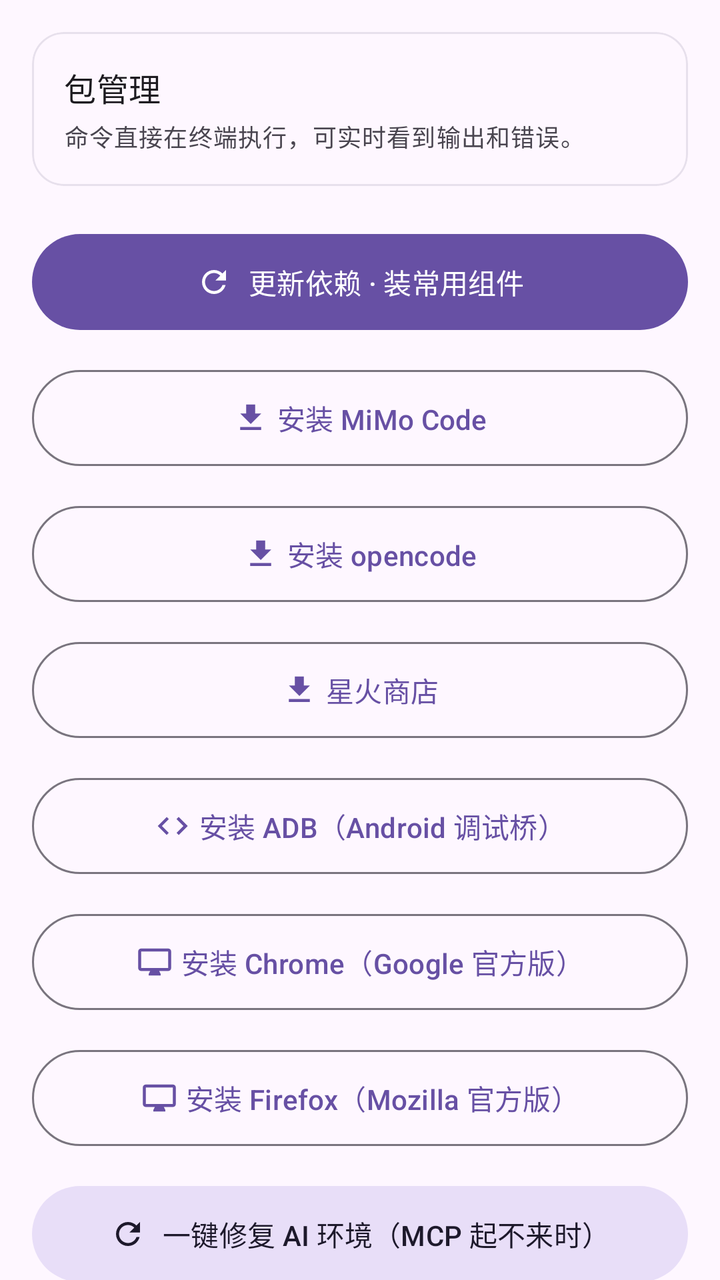
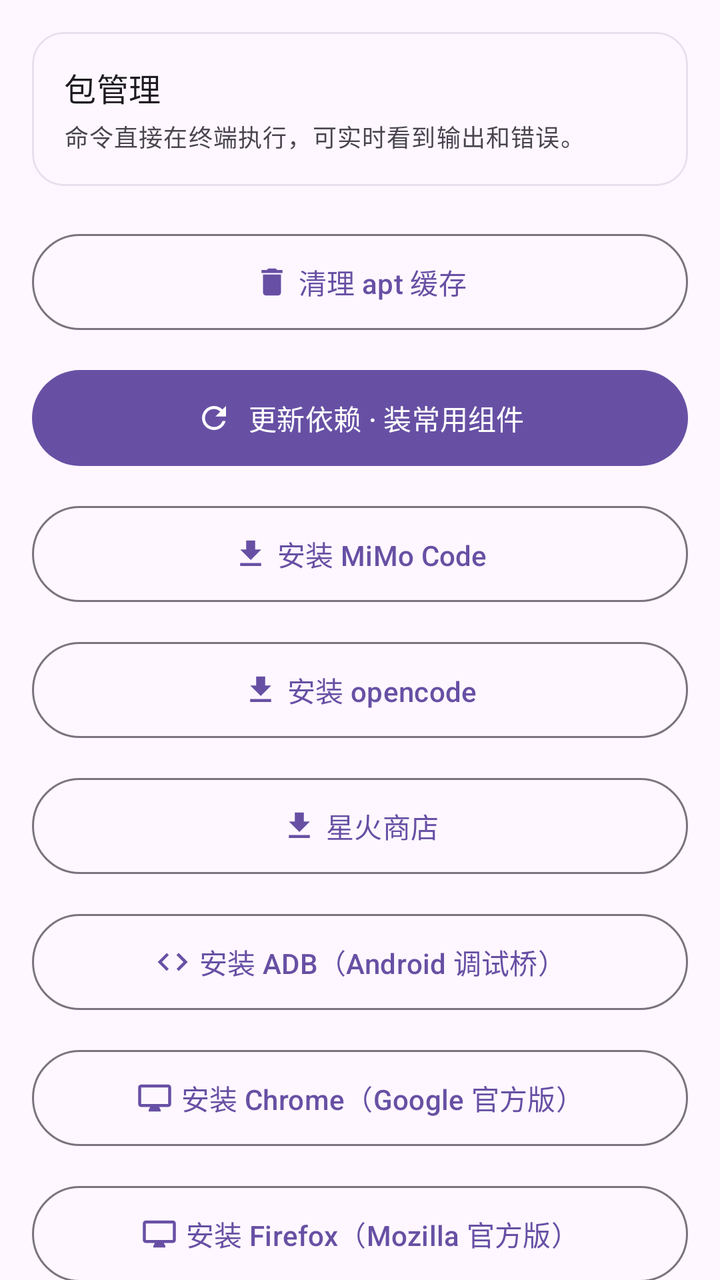

Screens rendered from an Android XML layout before and after an edit, with the pre-edit source and the edit as a unified diff.
<!-- AndroidManifest.xml: application theme Theme.CodeTool.Starting -->
<!-- res/layout/fragment_packages.xml -->
<?xml version="1.0" encoding="utf-8"?>
<ScrollView xmlns:android="http://schemas.android.com/apk/res/android"
    xmlns:app="http://schemas.android.com/apk/res-auto"
    android:layout_width="match_parent"
    android:layout_height="match_parent"
    android:background="?android:attr/colorBackground"
    android:scrollbars="none"
    android:fillViewport="true">

    <LinearLayout
        android:layout_width="match_parent"
        android:layout_height="wrap_content"
        android:orientation="vertical"
        android:padding="16dp">

        <com.google.android.material.card.MaterialCardView
            android:layout_width="match_parent"
            android:layout_height="wrap_content"
            app:cardCornerRadius="16dp"
            app:cardElevation="0dp"
            app:strokeWidth="1dp"
            app:strokeColor="?attr/colorSurfaceVariant">

            <LinearLayout
                android:layout_width="match_parent"
                android:layout_height="wrap_content"
                android:orientation="vertical"
                android:padding="16dp">

                <com.google.android.material.textview.MaterialTextView
                    android:layout_width="wrap_content"
                    android:layout_height="wrap_content"
                    android:text="包管理"
                    android:textAppearance="?attr/textAppearanceTitleMedium"
                    android:textColor="?attr/colorOnSurface" />

                <com.google.android.material.textview.MaterialTextView
                    android:layout_width="match_parent"
                    android:layout_height="wrap_content"
                    android:layout_marginTop="4dp"
                    android:text="命令直接在终端执行，可实时看到输出和错误。"
                    android:textAppearance="?attr/textAppearanceBodySmall"
                    android:textColor="?attr/colorOnSurfaceVariant" />
            </LinearLayout>
        </com.google.android.material.card.MaterialCardView>

        <com.google.android.material.button.MaterialButton
            android:id="@+id/btnUpdate"
            android:layout_width="match_parent"
            android:layout_height="56dp"
            android:layout_marginTop="20dp"
            android:text="更新依赖 · 装常用组件"
            app:icon="@drawable/ic_refresh"
            app:iconGravity="textStart" />

        <com.google.android.material.button.MaterialButton
            android:id="@+id/btnMimo"
            style="@style/Widget.Material3.Button.OutlinedButton"
            android:layout_width="match_parent"
            android:layout_height="56dp"
            android:layout_marginTop="12dp"
            android:text="安装 MiMo Code"
            app:icon="@drawable/ic_download"
            app:iconGravity="textStart" />

        <com.google.android.material.button.MaterialButton
            android:id="@+id/btnOpencode"
            style="@style/Widget.Material3.Button.OutlinedButton"
            android:layout_width="match_parent"
            android:layout_height="56dp"
            android:layout_marginTop="12dp"
            android:text="安装 opencode"
            app:icon="@drawable/ic_download"
            app:iconGravity="textStart" />

        <com.google.android.material.button.MaterialButton
            android:id="@+id/btnSpark"
            style="@style/Widget.Material3.Button.OutlinedButton"
            android:layout_width="match_parent"
            android:layout_height="56dp"
            android:layout_marginTop="12dp"
            android:text="星火商店"
            app:icon="@drawable/ic_download"
            app:iconGravity="textStart" />

        

        
        <com.google.android.material.button.MaterialButton
            android:id="@+id/btnAdbInstall"
            style="@style/Widget.Material3.Button.OutlinedButton"
            android:layout_width="match_parent"
            android:layout_height="56dp"
            android:layout_marginTop="12dp"
            android:text="安装 ADB（Android 调试桥）"
            app:icon="@drawable/ic_code"
            app:iconGravity="textStart" />

        <com.google.android.material.button.MaterialButton
            android:id="@+id/btnChromeInstall"
            style="@style/Widget.Material3.Button.OutlinedButton"
            android:layout_width="match_parent"
            android:layout_height="56dp"
            android:layout_marginTop="12dp"
            android:text="安装 Chrome（Google 官方版）"
            app:icon="@drawable/ic_display"
            app:iconGravity="textStart" />

        <com.google.android.material.button.MaterialButton
            android:id="@+id/btnFirefoxInstall"
            style="@style/Widget.Material3.Button.OutlinedButton"
            android:layout_width="match_parent"
            android:layout_height="56dp"
            android:layout_marginTop="12dp"
            android:text="安装 Firefox（Mozilla 官方版）"
            app:icon="@drawable/ic_display"
            app:iconGravity="textStart" />

        
        <com.google.android.material.button.MaterialButton
            android:id="@+id/btnEnvFix"
            style="@style/Widget.Material3.Button.TonalButton"
            android:layout_width="match_parent"
            android:layout_height="56dp"
            android:layout_marginTop="12dp"
            android:text="一键修复 AI 环境（MCP 起不来时）"
            app:icon="@drawable/ic_refresh"
            app:iconGravity="textStart" />

        <com.google.android.material.textview.MaterialTextView
            android:layout_width="match_parent"
            android:layout_height="wrap_content"
            android:layout_marginTop="16dp"
            android:text="提示：安装 MiMo Code 需要容器能联网；如果 curl 不存在会先自动安装。\n星火商店是社区驱动的 Linux 应用商店，提供大量 arm64 原生应用。安装后点「启动星火商店」即可在合成器里显示 GUI。\nADB：容器里直接调用 Android 调试桥（共享本机网络），配合开发者选项的「无线调试」用 127.0.0.1:&lt;端口&gt; 连接本机。\n更新依赖：apt-get update &amp;&amp; apt-get -y upgrade"
            android:textAppearance="?attr/textAppearanceBodySmall"
            android:textColor="?attr/colorOnSurfaceVariant" />

    </LinearLayout>
</ScrollView>
<!-- resources referenced by this layout -->
<resources>
  <!-- drawable ic_code (drawable) -->
  <vector xmlns:android="http://schemas.android.com/apk/res/android"
      android:width="20dp"
      android:height="20dp"
      android:viewportWidth="24"
      android:viewportHeight="24">
      <path
          android:fillColor="#FF000000"
          android:pathData="M9.4,16.6L4.8,12l4.6,-4.6L8,6l-6,6 6,6 1.4,-1.4zM14.6,16.6l4.6,-4.6 -4.6,-4.6L16,6l6,6 -6,6 -1.4,-1.4z" />
  </vector>
  <!-- drawable ic_display (drawable) -->
  <vector xmlns:android="http://schemas.android.com/apk/res/android"
      android:width="24dp" android:height="24dp"
      android:viewportWidth="24" android:viewportHeight="24"
      android:tint="?attr/colorControlNormal">
      <path android:fillColor="@android:color/white"
          android:pathData="M21,3H3C1.9,3 1,3.9 1,5v11c0,1.1 0.9,2 2,2h6l-1,2v1h8v-1l-1,-2h6c1.1,0 2,-0.9 2,-2V5C23,3.9 22.1,3 21,3zM21,16H3V5h18V16z"/>
  </vector>
  <!-- drawable ic_download (drawable) -->
  <vector xmlns:android="http://schemas.android.com/apk/res/android"
      android:width="24dp"
      android:height="24dp"
      android:viewportWidth="24"
      android:viewportHeight="24"
      android:tint="?attr/colorControlNormal">
      <path
          android:fillColor="@android:color/white"
          android:pathData="M19,9h-4V3H9v6H5l7,7 7,-7zM5,18v2h14v-2H5z" />
  </vector>
  <!-- drawable ic_refresh (drawable) -->
  <vector xmlns:android="http://schemas.android.com/apk/res/android"
      android:width="24dp"
      android:height="24dp"
      android:viewportWidth="24"
      android:viewportHeight="24"
      android:tint="?attr/colorControlNormal">
      <path
          android:fillColor="@android:color/white"
          android:pathData="M17.65,6.35C16.2,4.9 14.21,4 12,4c-4.42,0 -7.99,3.58 -7.99,8s3.57,8 7.99,8c3.73,0 6.84,-2.55 7.73,-6h-2.08c-0.82,2.33 -3.04,4 -5.65,4 -3.31,0 -6,-2.69 -6,-6s2.69,-6 6,-6c1.66,0 3.14,0.69 4.22,1.78L13,11h7V4l-2.35,2.35z" />
  </vector>
  <style name="Theme.CodeTool.Starting" parent="Theme.Material3.DayNight.NoActionBar">
          <item name="android:windowBackground">?android:colorBackground</item>
          <item name="android:statusBarColor" tools:targetApi="l">?android:colorBackground</item>
      </style>
</resources>

<!-- the commit's change to res/layout/fragment_packages.xml (unified diff, before → after) -->
@@ -45,10 +45,20 @@
         </com.google.android.material.card.MaterialCardView>
 
         <com.google.android.material.button.MaterialButton
+            android:id="@+id/btnAptClean"
+            style="@style/Widget.Material3.Button.OutlinedButton"
+            android:layout_width="match_parent"
+            android:layout_height="56dp"
+            android:layout_marginTop="20dp"
+            android:text="清理 apt 缓存"
+            app:icon="@drawable/ic_delete"
+            app:iconGravity="textStart" />
+
+        <com.google.android.material.button.MaterialButton
             android:id="@+id/btnUpdate"
             android:layout_width="match_parent"
             android:layout_height="56dp"
-            android:layout_marginTop="20dp"
+            android:layout_marginTop="12dp"
             android:text="更新依赖 · 装常用组件"
             app:icon="@drawable/ic_refresh"
             app:iconGravity="textStart" />
<!-- resource entries referenced after the edit -->
@@ -9,6 +9,14 @@
       <path
           android:fillColor="#FF000000"
           android:pathData="M9.4,16.6L4.8,12l4.6,-4.6L8,6l-6,6 6,6 1.4,-1.4zM14.6,16.6l4.6,-4.6 -4.6,-4.6L16,6l6,6 -6,6 -1.4,-1.4z" />
+  </vector>
+  <!-- drawable ic_delete (drawable) -->
+  <vector xmlns:android="http://schemas.android.com/apk/res/android"
+      android:width="24dp" android:height="24dp"
+      android:viewportWidth="24" android:viewportHeight="24"
+      android:tint="?attr/colorControlNormal">
+      <path android:fillColor="@android:color/white"
+          android:pathData="M6,19c0,1.1 0.9,2 2,2h8c1.1,0 2,-0.9 2,-2V7H6v12zM19,4h-3.5l-1,-1h-5l-1,1H5v2h14V4z"/>
   </vector>
   <!-- drawable ic_display (drawable) -->
   <vector xmlns:android="http://schemas.android.com/apk/res/android"
